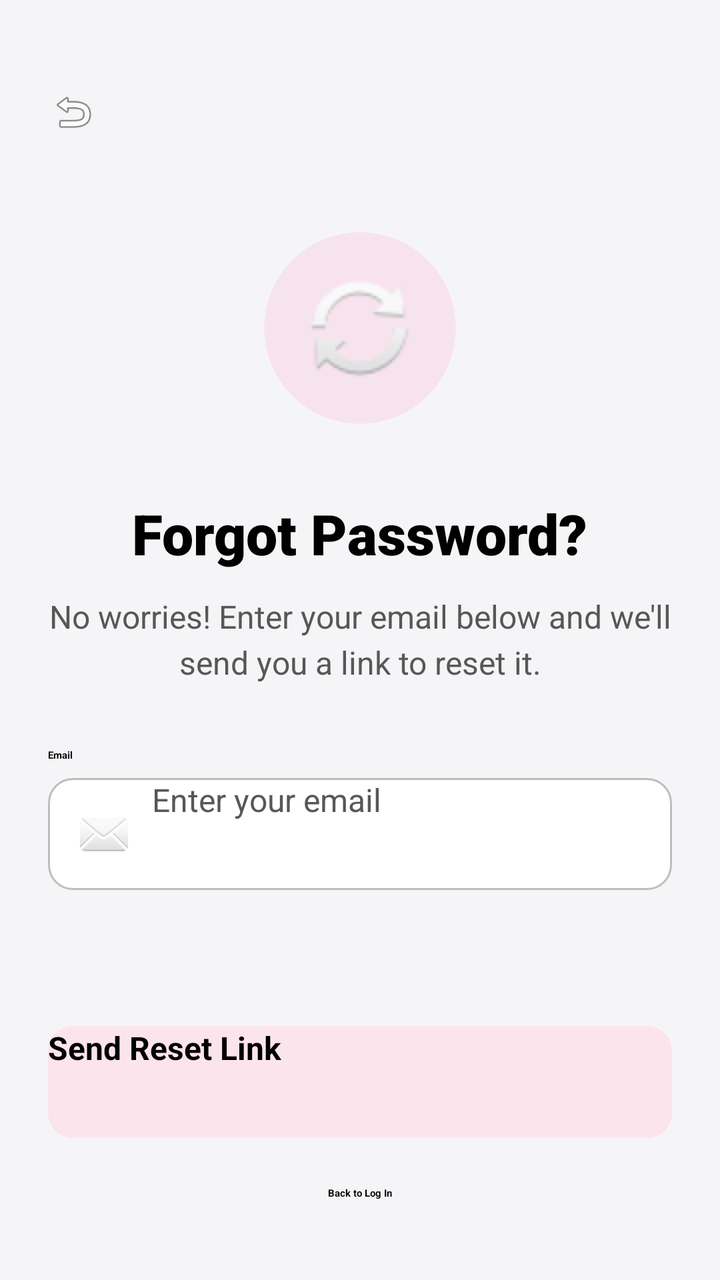
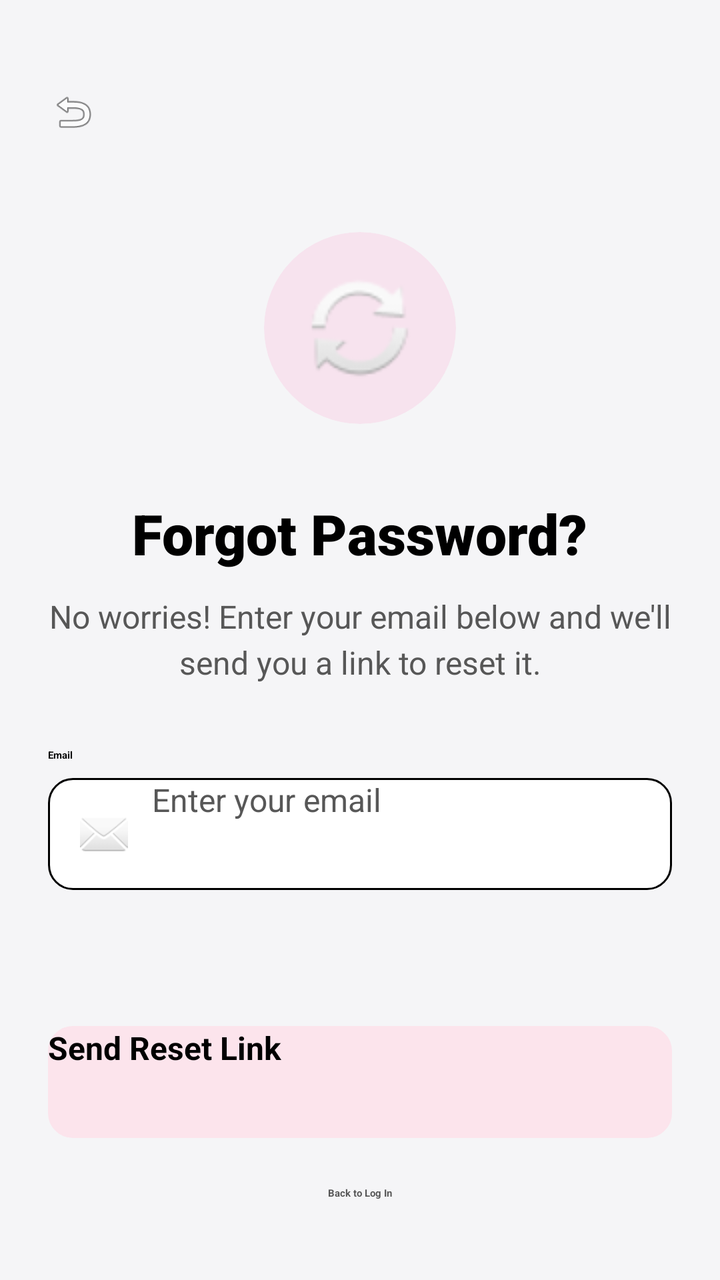

An Android layout rendered at two revisions. The XML below is the earlier revision; the diff shows what the commit changed to produce the second picture.
<!-- AndroidManifest.xml: application theme Theme.App.Starting -->
<!-- res/layout/forget_fragment.xml -->
<?xml version="1.0" encoding="utf-8"?>
<androidx.constraintlayout.widget.ConstraintLayout xmlns:android="http://schemas.android.com/apk/res/android"
    xmlns:app="http://schemas.android.com/apk/res-auto"
    android:layout_width="match_parent"
    android:layout_height="match_parent"
    android:background="@color/background_light"
    android:padding="24dp">

    <ImageView
        android:id="@+id/btnBack"
        android:layout_width="48dp"
        android:layout_height="48dp"
        android:padding="12dp"
        android:layout_marginStart="-12dp"
        android:layout_marginTop="8dp"
        android:src="@android:drawable/ic_menu_revert"
        app:tint="@color/text_primary"
        app:layout_constraintStart_toStartOf="parent"
        app:layout_constraintTop_toTopOf="parent" />

    <LinearLayout
        android:layout_width="match_parent"
        android:layout_height="wrap_content"
        android:orientation="vertical"
        android:gravity="center_horizontal"
        android:layout_marginTop="24dp"
        app:layout_constraintTop_toBottomOf="@id/btnBack"
        app:layout_constraintStart_toStartOf="parent"
        app:layout_constraintEnd_toEndOf="parent">

        <FrameLayout
            android:layout_width="120dp"
            android:layout_height="120dp"
            android:layout_marginBottom="24dp">

            <androidx.cardview.widget.CardView
                android:layout_width="96dp"
                android:layout_height="96dp"
                android:layout_gravity="center"
                app:cardCornerRadius="48dp"
                app:cardElevation="0dp"
                app:cardBackgroundColor="#80FAD1E6">
            </androidx.cardview.widget.CardView>

            <ImageView
                android:layout_width="64dp"
                android:layout_height="64dp"
                android:layout_gravity="center"
                android:src="@android:drawable/ic_popup_sync"
                app:tint="#D94A8C"/>
        </FrameLayout>

        <TextView
            android:layout_width="wrap_content"
            android:layout_height="wrap_content"
            android:text="@string/forgot_password"
            android:textColor="@color/text_primary"
            android:textSize="28sp"
            android:textStyle="bold"
            android:fontFamily="sans-serif-black"/>

        <TextView
            android:layout_width="wrap_content"
            android:layout_height="wrap_content"
            android:layout_marginTop="12dp"
            android:layout_marginBottom="32dp"
            android:text="@string/no_worries_enter_your_email_below_and_we_ll_send_you_a_link_to_reset_it"
            android:textColor="@color/text_secondary"
            android:textSize="16sp"
            android:gravity="center"
            android:lineSpacingExtra="4dp"/>

        <TextView
            android:layout_width="match_parent"
            android:layout_height="wrap_content"
            android:text="@string/email"
            android:textColor="@color/text_primary"
            android:textStyle="bold"
            android:layout_marginBottom="8dp"
            android:gravity="start"/>

        <LinearLayout
            android:layout_width="match_parent"
            android:layout_height="56dp"
            android:background="@drawable/bg_input_field"
            android:gravity="center_vertical"
            android:orientation="horizontal"
            android:paddingHorizontal="16dp">

            <ImageView
                android:layout_width="24dp"
                android:layout_height="24dp"
                android:layout_marginEnd="12dp"
                android:src="@android:drawable/ic_dialog_email"
                app:tint="@color/text_secondary" />

            <EditText
                android:id="@+id/etEmail"
                android:layout_width="match_parent"
                android:layout_height="match_parent"
                android:background="@null"
                android:hint="@string/enter_your_email"
                android:inputType="textEmailAddress"
                android:textColor="@color/text_primary"
                android:textColorHint="@color/text_secondary"
                android:textSize="16sp" />
        </LinearLayout>

    </LinearLayout>

    <LinearLayout
        android:layout_width="match_parent"
        android:layout_height="wrap_content"
        android:orientation="vertical"
        android:gravity="center"
        android:layout_marginBottom="16dp"
        app:layout_constraintBottom_toBottomOf="parent">

        <androidx.appcompat.widget.AppCompatButton
            android:id="@+id/btnSendReset"
            android:layout_width="match_parent"
            android:layout_height="56dp"
            android:background="@drawable/bg_input_field"
            android:backgroundTint="@color/baby_pink"
            android:text="@string/send_reset_link"
            android:textAllCaps="false"
            android:textColor="@color/text_primary"
            android:textStyle="bold"
            android:textSize="16sp"/>

        <TextView
            android:id="@+id/btnBackToLogin"
            android:layout_width="wrap_content"
            android:layout_height="wrap_content"
            android:layout_marginTop="24dp"
            android:text="@string/back_to_log_in"
            android:textStyle="bold"
            android:textColor="@color/text_primary"/>

    </LinearLayout>

</androidx.constraintlayout.widget.ConstraintLayout>
<!-- resources referenced by this layout -->
<resources>
  <color name="baby_pink">#FCE4EC</color>
  <color name="background_light">#F5F5F7</color>
  <color name="text_primary">#000000</color>
  <color name="text_secondary">#575757</color>
  <!-- drawable bg_input_field (drawable) -->
  <?xml version="1.0" encoding="utf-8"?>
  <shape xmlns:android="http://schemas.android.com/apk/res/android">
  
      <solid android:color="@color/white" />
  
      <corners android:radius="12dp" />
  
      <stroke
          android:width="1dp"
          android:color="@color/nav_icon_inactive" />
  </shape>
  <string name="back_to_log_in">Back to Log In</string>
  <string name="email" translatable="false">Email</string>
  <string name="enter_your_email">Enter your email</string>
  <string name="forgot_password">Forgot Password?</string>
  <string name="no_worries_enter_your_email_below_and_we_ll_send_you_a_link_to_reset_it">No worries! Enter your email below and we\'ll send you a link to reset it.</string>
  <string name="send_reset_link">Send Reset Link</string>
  <style name="Theme.App.Starting" parent="Theme.SplashScreen">
          <item name="windowSplashScreenBackground">@android:color/white</item>
          <item name="windowSplashScreenAnimatedIcon">@drawable/splash_icon</item>
          <item name="windowSplashScreenAnimationDuration">1000</item>
          <item name="postSplashScreenTheme">@style/Theme.OurMemories</item>
      </style>
  <color name="white">#FFFFFF</color>
  <color name="nav_icon_inactive">#BDBDBD</color>
  <!-- drawable splash_icon: png bitmap (drawable, 316944 bytes) -->
  <style name="Theme.OurMemories" parent="Base.Theme.OurMemories" />
  <style name="Base.Theme.OurMemories" parent="Theme.Material3.DayNight.NoActionBar">
          <item name="colorPrimary">@color/primary_lavender</item>
          <item name="colorOnPrimary">@color/white</item>
  
          <item name="android:windowBackground">@color/background_light</item>
          <item name="colorSurface">@color/white</item>
          <item name="colorOnSurface">@color/text_primary</item>
          <item name="colorOnBackground">@color/text_primary</item>
  
          <item name="android:textColorPrimary">@color/text_primary</item>
          <item name="android:textColorSecondary">@color/text_secondary</item>
      </style>
  <color name="primary_lavender">#9C27B0</color>
</resources>

<!-- the commit's change to res/layout/forget_fragment.xml (unified diff, before → after) -->
@@ -47,7 +47,7 @@
                 android:layout_height="64dp"
                 android:layout_gravity="center"
                 android:src="@android:drawable/ic_popup_sync"
-                app:tint="#D94A8C"/>
+                app:tint="@color/background_light"/>
         </FrameLayout>
 
         <TextView
@@ -135,7 +135,7 @@
             android:layout_marginTop="24dp"
             android:text="@string/back_to_log_in"
             android:textStyle="bold"
-            android:textColor="@color/text_primary"/>
+            android:textColor="@color/text_secondary"/>
 
     </LinearLayout>
 
<!-- resource entries referenced after the edit -->
@@ -14,7 +14,7 @@
   
       <stroke
           android:width="1dp"
-          android:color="@color/nav_icon_inactive" />
+          android:color="@color/text_primary" />
   </shape>
   <string name="back_to_log_in">Back to Log In</string>
   <string name="email" translatable="false">Email</string>
@@ -29,7 +29,6 @@
           <item name="postSplashScreenTheme">@style/Theme.OurMemories</item>
       </style>
   <color name="white">#FFFFFF</color>
-  <color name="nav_icon_inactive">#BDBDBD</color>
   <!-- drawable splash_icon: png bitmap (drawable, 316944 bytes) -->
   <style name="Theme.OurMemories" parent="Base.Theme.OurMemories" />
   <style name="Base.Theme.OurMemories" parent="Theme.Material3.DayNight.NoActionBar">
